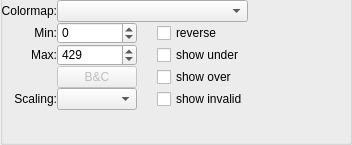
Qt form hexrdgui/resources/ui/color_map_editor.ui (HEXRD/hexrdgui) before a commit.
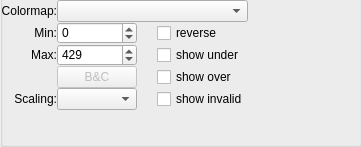
The same form after that commit. Custom widgets are drawn as their Qt base class.

Diff of the .ui file:
```diff
--- a/hexrdgui/resources/ui/color_map_editor.ui
+++ b/hexrdgui/resources/ui/color_map_editor.ui
@@ -6,7 +6,7 @@
    <rect>
     <x>0</x>
     <y>0</y>
-    <width>352</width>
+    <width>362</width>
     <height>145</height>
    </rect>
   </property>
@@ -28,6 +28,12 @@
    </property>
    <item>
     <widget class="QGroupBox" name="group_box">
+     <property name="sizePolicy">
+      <sizepolicy hsizetype="Preferred" vsizetype="Fixed">
+       <horstretch>0</horstretch>
+       <verstretch>0</verstretch>
+      </sizepolicy>
+     </property>
      <property name="styleSheet">
       <string notr="true">QGroupBox{padding-top:15px; margin-top:-20px}</string>
      </property>
```
